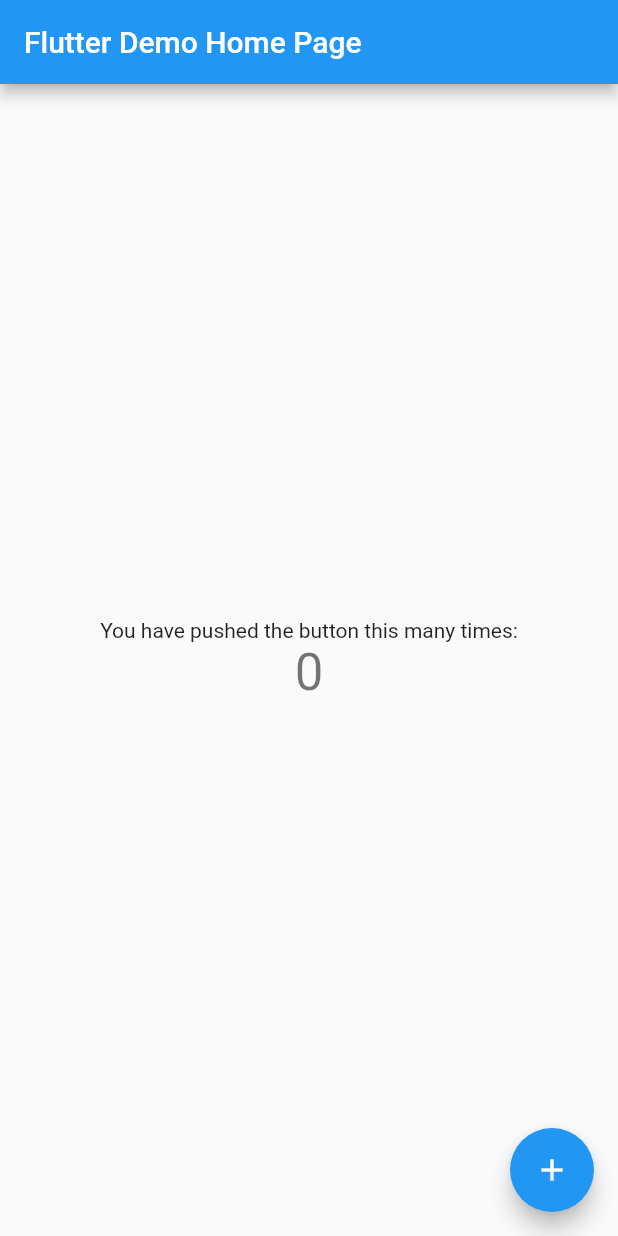
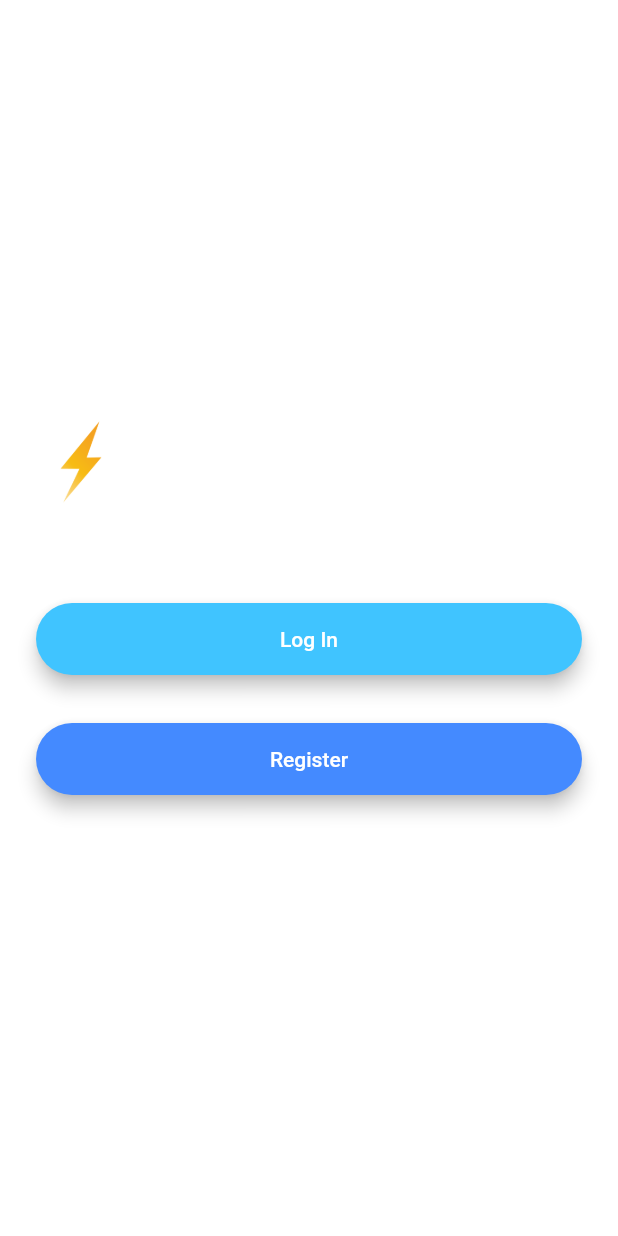
Before and after one commit to sagarannaldas/flash_chat, a Flutter app: the screen it shows after launch, on a phone screen of 412 x 824 dp. Run offline on Flutter 3.47's test engine with Material 2 defaults, Android fonts, the phone set to English and light mode, and no system bars.

```diff
--- a/lib/main.dart
+++ b/lib/main.dart
@@ -1,115 +1,23 @@
 import 'package:flutter/material.dart';
+import 'screens/welcome_screen.dart';
+import 'screens/login_screen.dart';
+import 'screens/registration_screen.dart';
+import 'screens/chat_screen.dart';
 
-void main() {
-  runApp(const MyApp());
-}
+void main() => runApp(const FlashChat());
 
-class MyApp extends StatelessWidget {
-  const MyApp({super.key});
+class FlashChat extends StatelessWidget {
+  const FlashChat({super.key});
 
-  // This widget is the root of your application.
   @override
   Widget build(BuildContext context) {
     return MaterialApp(
-      title: 'Flutter Demo',
-      theme: ThemeData(
-        // This is the theme of your application.
-        //
-        // Try running your application with "flutter run". You'll see the
-        // application has a blue toolbar. Then, without quitting the app, try
-        // changing the primarySwatch below to Colors.green and then invoke
-        // "hot reload" (press "r" in the console where you ran "flutter run",
-        // or simply save your changes to "hot reload" in a Flutter IDE).
-        // Notice that the counter didn't reset back to zero; the application
-        // is not restarted.
-        primarySwatch: Colors.blue,
+      theme: ThemeData.dark().copyWith(
+        textTheme: const TextTheme(
+          bodyText1: TextStyle(color: Colors.black54),
+        ),
       ),
-      home: const MyHomePage(title: 'Flutter Demo Home Page'),
+      home: const WelcomeScreen(),
     );
   }
 }
-
-class MyHomePage extends StatefulWidget {
-  const MyHomePage({super.key, required this.title});
-
-  // This widget is the home page of your application. It is stateful, meaning
-  // that it has a State object (defined below) that contains fields that affect
-  // how it looks.
-
-  // This class is the configuration for the state. It holds the values (in this
-  // case the title) provided by the parent (in this case the App widget) and
-  // used by the build method of the State. Fields in a Widget subclass are
-  // always marked "final".
-
-  final String title;
-
-  @override
-  State<MyHomePage> createState() => _MyHomePageState();
-}
-
-class _MyHomePageState extends State<MyHomePage> {
-  int _counter = 0;
-
-  void _incrementCounter() {
-    setState(() {
-      // This call to setState tells the Flutter framework that something has
-      // changed in this State, which causes it to rerun the build method below
-      // so that the display can reflect the updated values. If we changed
-      // _counter without calling setState(), then the build method would not be
-      // called again, and so nothing would appear to happen.
-      _counter++;
-    });
-  }
-
-  @override
-  Widget build(BuildContext context) {
-    // This method is rerun every time setState is called, for instance as done
-    // by the _incrementCounter method above.
-    //
-    // The Flutter framework has been optimized to make rerunning build methods
-    // fast, so that you can just rebuild anything that needs updating rather
-    // than having to individually change instances of widgets.
-    return Scaffold(
-      appBar: AppBar(
-        // Here we take the value from the MyHomePage object that was created by
-        // the App.build method, and use it to set our appbar title.
-        title: Text(widget.title),
-      ),
-      body: Center(
-        // Center is a layout widget. It takes a single child and positions it
-        // in the middle of the parent.
-        child: Column(
-          // Column is also a layout widget. It takes a list of children and
-          // arranges them vertically. By default, it sizes itself to fit its
-          // children horizontally, and tries to be as tall as its parent.
-          //
-          // Invoke "debug painting" (press "p" in the console, choose the
-          // "Toggle Debug Paint" action from the Flutter Inspector in Android
-          // Studio, or the "Toggle Debug Paint" command in Visual Studio Code)
-          // to see the wireframe for each widget.
-          //
-          // Column has various properties to control how it sizes itself and
-          // how it positions its children. Here we use mainAxisAlignment to
-          // center the children vertically; the main axis here is the vertical
-          // axis because Columns are vertical (the cross axis would be
-          // horizontal).
-          mainAxisAlignment: MainAxisAlignment.center,
-          children: <Widget>[
-            const Text(
-              'You have pushed the button this many times:',
-            ),
-            Text(
-              '$_counter',
-              style: Theme.of(context).textTheme.headline4,
-            ),
-          ],
-        ),
-      ),
-      floatingActionButton: FloatingActionButton(
-        onPressed: _incrementCounter,
-        tooltip: 'Increment',
-        child: const Icon(Icons.add),
-      ), // This trailing comma makes auto-formatting nicer for build methods.
-    );
-  }
-}
--- /dev/null
+++ b/lib/screens/welcome_screen.dart
@@ -0,0 +1,80 @@
+import 'package:flutter/material.dart';
+
+class WelcomeScreen extends StatefulWidget {
+  const WelcomeScreen({super.key});
+
+  @override
+  _WelcomeScreenState createState() => _WelcomeScreenState();
+}
+
+class _WelcomeScreenState extends State<WelcomeScreen> {
+  @override
+  Widget build(BuildContext context) {
+    return Scaffold(
+      backgroundColor: Colors.white,
+      body: Padding(
+        padding: EdgeInsets.symmetric(horizontal: 24.0),
+        child: Column(
+          mainAxisAlignment: MainAxisAlignment.center,
+          crossAxisAlignment: CrossAxisAlignment.stretch,
+          children: <Widget>[
+            Row(
+              children: <Widget>[
+                Container(
+                  height: 60.0,
+                  child: Image.asset('images/logo.png'),
+                ),
+                const Text(
+                  'Flash Chat',
+                  style: TextStyle(
+                    fontSize: 45.0,
+                    fontWeight: FontWeight.w900,
+                  ),
+                ),
+              ],
+            ),
+            const SizedBox(
+              height: 48.0,
+            ),
+            Padding(
+              padding: const EdgeInsets.symmetric(vertical: 16.0),
+              child: Material(
+                elevation: 5.0,
+                color: Colors.lightBlueAccent,
+                borderRadius: BorderRadius.circular(30.0),
+                child: MaterialButton(
+                  onPressed: () {
+                    //Go to login screen.
+                  },
+                  minWidth: 200.0,
+                  height: 42.0,
+                  child: const Text(
+                    'Log In',
+                  ),
+                ),
+              ),
+            ),
+            Padding(
+              padding: const EdgeInsets.symmetric(vertical: 16.0),
+              child: Material(
+                color: Colors.blueAccent,
+                borderRadius: BorderRadius.circular(30.0),
+                elevation: 5.0,
+                child: MaterialButton(
+                  onPressed: () {
+                    //Go to registration screen.
+                  },
+                  minWidth: 200.0,
+                  height: 42.0,
+                  child: const Text(
+                    'Register',
+                  ),
+                ),
+              ),
+            ),
+          ],
+        ),
+      ),
+    );
+  }
+}
```
Also changed, not shown: lib/screens/chat_screen.dart (added, +62 -0 lines), lib/screens/login_screen.dart (added, +103 -0 lines), lib/screens/registration_screen.dart (added, +100 -0 lines), lib/utilities/constants.dart (added, +19 -0 lines), pubspec.yaml (+2 -67 lines), images/logo.png (added), 38 other files.
